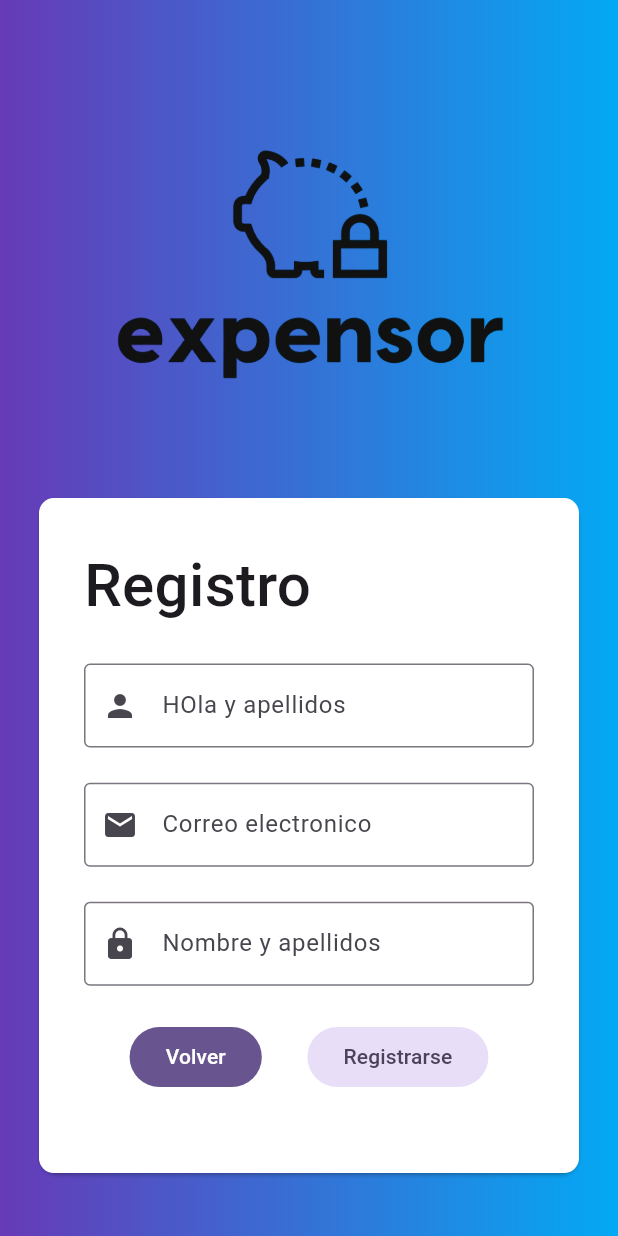
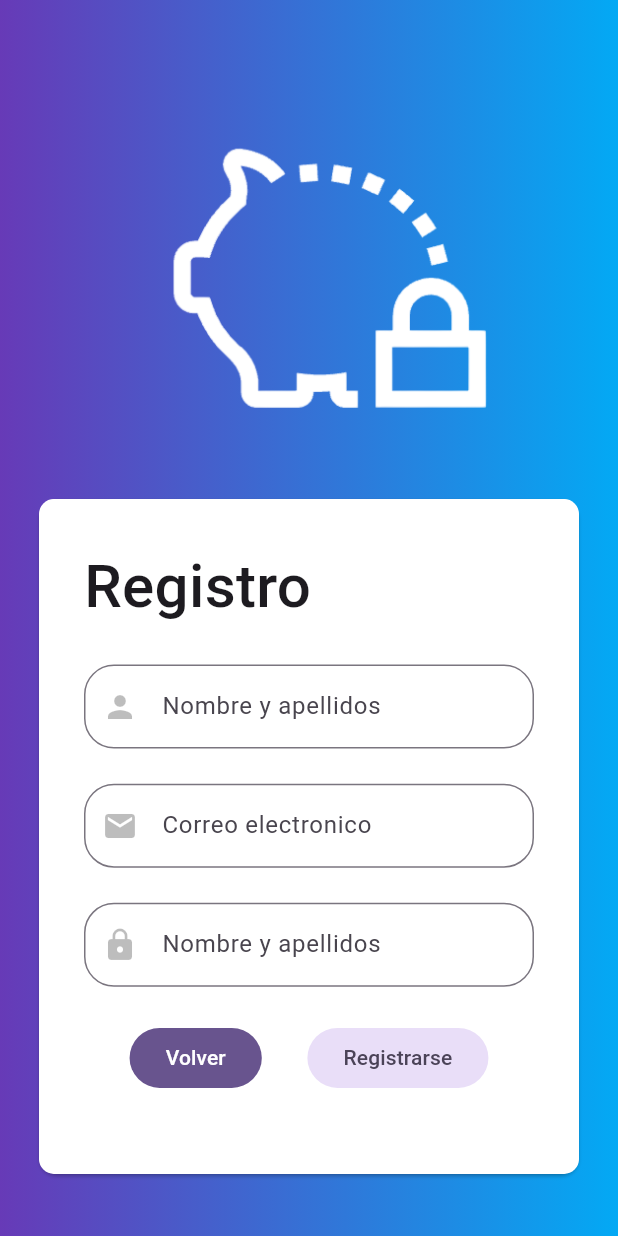
Before and after one commit to javiamdazo/expensor, a Flutter app: the screen it shows after launch, after a tap on "Registrarse", on a phone screen of 412 x 824 dp. Run offline on Flutter 3.47's test engine with Material 3 defaults, Android fonts, the phone set to English and light mode, and no system bars.

Commit message:
refactor login page

```diff
--- a/lib/pages/login_page.dart
+++ b/lib/pages/login_page.dart
@@ -31,12 +31,13 @@ class _LoginPageState extends State<LoginPage> {
         child: Center(
           child: SingleChildScrollView(
             child: Padding(
-              padding: EdgeInsets.symmetric(horizontal: screenWidth * 0.1),
+              padding: EdgeInsets.symmetric(horizontal: screenWidth * 0.05),
               child: Column(
                 mainAxisAlignment: MainAxisAlignment.center,
                 children: [
                   _buildLogo(width: screenWidth * 0.7),
-                  _buildLoginCard(),
+                  SizedBox(height: screenHeight * 0.05),
+                  _buildLoginCard(width: screenWidth * 2, height: screenHeight * 0.4),
                 ],
               ),
             ),
@@ -47,15 +48,24 @@ class _LoginPageState extends State<LoginPage> {
   }
 
   Widget _buildLogo({required double width}) {
-    return Image.asset(
-      'assets/images/logo.png',
-      width: width,
+    return Column(
+      children: [
+        Image.asset(
+          'assets/images/logo_without_name_white.png',
+          width: width,
+        ),
+        Text("Expensor", style: TextStyle(fontSize: width * 0.2, color: Colors.white, fontFamily: 'Pacifico')),
+      ],
     );
   }
 
-  Widget _buildLoginCard() {
+  Widget _buildLoginCard({required double width, required double height}) {
     return Card(
-      child: Padding(
+      elevation: 20,
+      child: SizedBox(
+        width: width,
+        height: height,
+        child: Padding(
         padding: const EdgeInsets.all(30),
         child: Column(
           crossAxisAlignment: CrossAxisAlignment.start,
@@ -64,27 +74,27 @@ class _LoginPageState extends State<LoginPage> {
               "Login",
               style: TextStyle(fontWeight: FontWeight.w500, fontSize: 32),
             ),
-            const SizedBox(height: 20),
+            SizedBox(height: height * 0.05),
             buildTextField(
               icon: const Icon(Icons.email),
               obscure: false,
               labelText: 'Email',
             ),
-            const SizedBox(height: 20),
+            SizedBox(height: height * 0.05),
             buildTextField(
               icon: const Icon(Icons.lock),
               obscure: true,
               labelText: 'Password',
             ),
-            const SizedBox(height: 30),
-            _buildButtonRow(),
+            Expanded(child: _buildButtonRow(width: width * 0.02)),
           ],
         ),
       ),
+      )
     );
   }
 
-  Widget _buildButtonRow() {
+  Widget _buildButtonRow({required double width}) {
     return Row(
       mainAxisAlignment: MainAxisAlignment.spaceBetween,
       children: [
@@ -96,10 +106,10 @@ class _LoginPageState extends State<LoginPage> {
                 MaterialPageRoute(builder: (context) => const DashboardPage()),
               );
             },
-            child: const Text('Iniciar sesión'),
+            child: const Text('Iniciar sesión', textAlign: TextAlign.center, style: TextStyle(fontWeight: FontWeight.bold),),
           ),
         ),
-        const SizedBox(width: 20),
+        SizedBox(width: width),
         Expanded(
           child: FilledButton.tonal(
             onPressed: () {
@@ -108,7 +118,7 @@ class _LoginPageState extends State<LoginPage> {
                 MaterialPageRoute(builder: (context) => const RegisterPage()),
               );
             },
-            child: const Text('Registrarse'),
+            child: const Text('Registrarse', textAlign: TextAlign.center,),
           ),
         ),
       ],
--- a/lib/pages/register_page.dart
+++ b/lib/pages/register_page.dart
@@ -1,3 +1,4 @@
+import 'package:expensor/pages/dashboard_page.dart';
 import 'package:flutter/material.dart';
 import 'package:expensor/widgets/text_field.dart';
 
@@ -11,6 +12,9 @@ class RegisterPage extends StatefulWidget {
 class _RegisterPageState extends State<RegisterPage> {
   @override
   Widget build(BuildContext context) {
+    var screenWidth = MediaQuery.of(context).size.width;
+
+
     return Scaffold(
       body: Container(
         decoration: const BoxDecoration(
@@ -27,7 +31,7 @@ class _RegisterPageState extends State<RegisterPage> {
           child: Column(
             mainAxisAlignment: MainAxisAlignment.center,
             children: [
-              _buildLogo(),
+              _buildLogo(width: screenWidth * 0.7),
               const SizedBox(height: 20),
               _buildLoginCard(),
             ],
@@ -37,9 +41,10 @@ class _RegisterPageState extends State<RegisterPage> {
     );
   }
 
-  Widget _buildLogo() {
+  Widget _buildLogo({required double width}) {
     return Image.asset(
-      'assets/images/logo.png',
+      'assets/images/logo_without_name_white.png',
+      width: width,
     );
   }
 
@@ -64,7 +69,7 @@ class _RegisterPageState extends State<RegisterPage> {
                 child: Column(
               mainAxisAlignment: MainAxisAlignment.spaceEvenly,
               children: [
-                buildTextField(icon: const Icon(Icons.person), obscure: false, labelText:  'HOla y apellidos'),
+                buildTextField(icon: const Icon(Icons.person), obscure: false, labelText:  'Nombre y apellidos'),
                 buildTextField(icon: const Icon(Icons.mail), obscure: false, labelText:  'Correo electronico'),
                 buildTextField(icon: const Icon(Icons.lock), obscure: true, labelText:  'Nombre y apellidos'),
                 _buildButtonRow()
@@ -90,7 +95,7 @@ class _RegisterPageState extends State<RegisterPage> {
           onPressed: () {
             Navigator.push(
               context,
-              MaterialPageRoute(builder: (context) => const RegisterPage()),
+              MaterialPageRoute(builder: (context) => const DashboardPage()),
             );},
           child: const Text('Registrarse'),
         ),
--- a/lib/widgets/text_field.dart
+++ b/lib/widgets/text_field.dart
@@ -1,11 +1,15 @@
 import 'package:flutter/material.dart';
 
-Widget buildTextField({required Icon icon, required bool obscure, required String labelText}) {
+Widget buildTextField(
+    {required Icon icon, required bool obscure, required String labelText}) {
   return TextField(
     obscureText: obscure,
     decoration: InputDecoration(
       labelText: labelText,
-        border: const OutlineInputBorder(),
+      border: OutlineInputBorder(
+        borderRadius: BorderRadius.circular(20), // Change the value to adjust the corner radius
+      ),
+      prefixIconColor: Colors.black26,
       prefixIcon: icon,
     ),
   );
```
Also changed, not shown: pubspec.yaml (+11 -0 lines), assets/fonts/AlexBrush-Regular.ttf (added), assets/fonts/Pacifico.ttf (added), assets/images/logo_without_name_white.png (added). Lines whose indentation alone changed are shown as unchanged.
